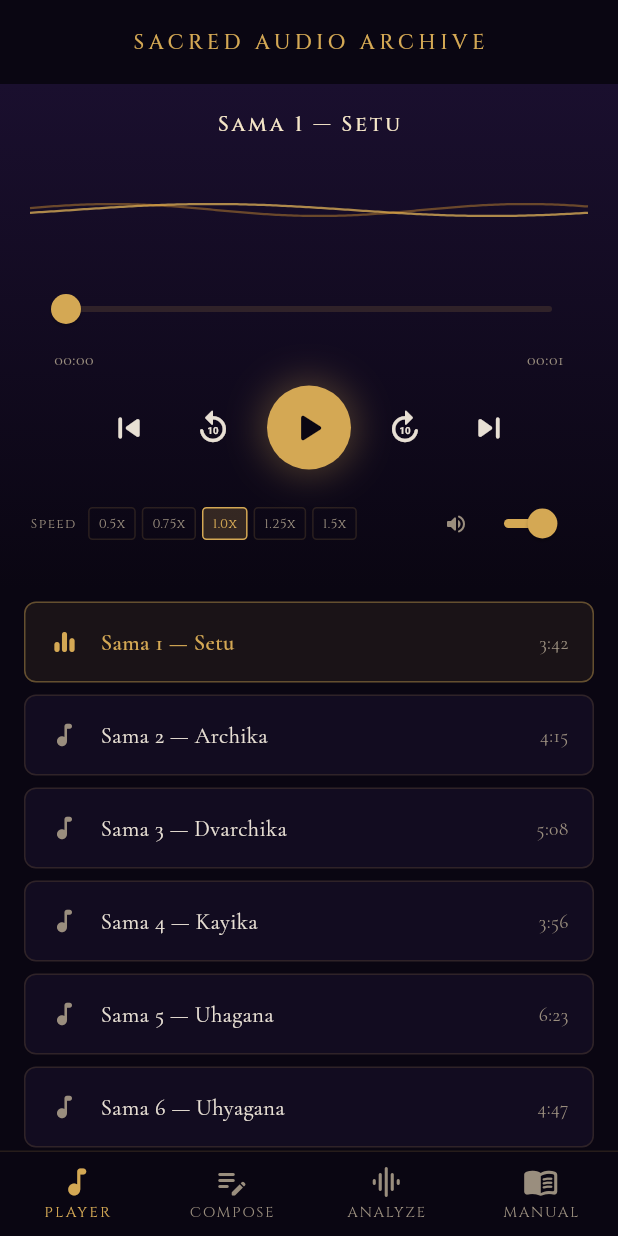
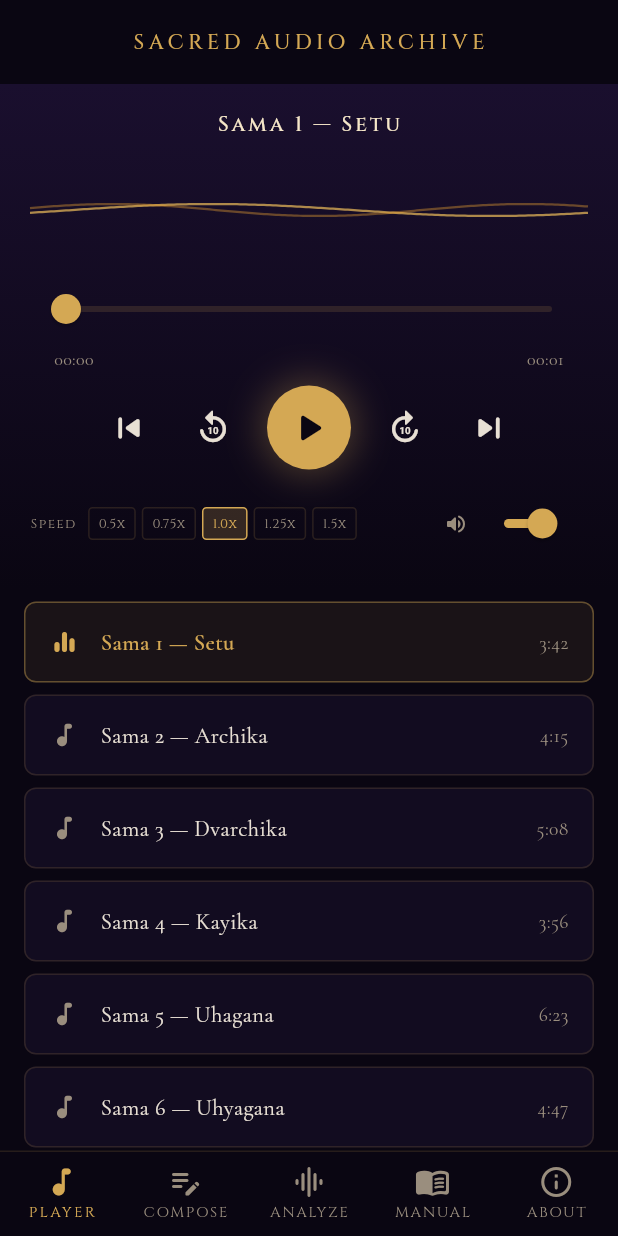
Before and after one commit to vedavv/crj-engine, a Flutter app: the screen it shows after launch, after a tap on the "play arrow" icon, on a phone screen of 412 x 824 dp. Run offline on Flutter 3.47's test engine with Material 3 defaults, Android fonts, the phone set to English and light mode, and no system bars; our stand-ins replace file_picker, google_fonts, just_audio, share_plus, webview_flutter; missing offline and left inert: record; network calls fail.

Commit message:
Add About page for CRJ SoundScape (web + mobile)
- Web: about.html with cosmic sacred theme at apps/crj/about.html
- Mobile: AboutScreen with full app info, creator bio, CRJ Studio services
- Content covers Dr. Vamśīkṛṣṇa Ghanapāṭhī, Veda Vijñāna Viśtāram,
  CRJ Studio divisions, app features, and contact details
- Added 5th "About" tab to mobile bottom navigation

Co-Authored-By: Claude Opus 4.6 <noreply@anthropic.com>

```diff
--- /dev/null
+++ b/mobile/lib/screens/about_screen.dart
@@ -0,0 +1,430 @@
+import 'package:flutter/material.dart';
+import 'package:google_fonts/google_fonts.dart';
+
+import '../theme/soundscape_theme.dart';
+
+class AboutScreen extends StatelessWidget {
+  const AboutScreen({super.key});
+
+  @override
+  Widget build(BuildContext context) {
+    return Scaffold(
+      appBar: AppBar(title: const Text('ABOUT')),
+      body: ListView(
+        padding: const EdgeInsets.all(20),
+        children: [
+          // Hero
+          Center(
+            child: Column(
+              children: [
+                ClipRRect(
+                  borderRadius: BorderRadius.circular(16),
+                  child: Image.asset(
+                    'assets/images/crj-emblem.jpg',
+                    width: 100,
+                    height: 100,
+                    fit: BoxFit.cover,
+                  ),
+                ),
+                const SizedBox(height: 16),
+                Text(
+                  'CRJ SOUNDSCAPE',
+                  style: GoogleFonts.cinzel(
+                    fontSize: 22,
+                    letterSpacing: 3,
+                    color: SoundScapeTheme.amberGlow,
+                    fontWeight: FontWeight.w600,
+                  ),
+                ),
+                const SizedBox(height: 4),
+                Text(
+                  'CREATE  •  REFINE  •  JUBILATE',
+                  style: GoogleFonts.cinzel(
+                    fontSize: 10,
+                    letterSpacing: 2,
+                    color: SoundScapeTheme.textMuted,
+                  ),
+                ),
+                const SizedBox(height: 8),
+                Text(
+                  'गायत्री छन्दसामहम्',
+                  style: GoogleFonts.cormorantGaramond(
+                    fontSize: 16,
+                    color: SoundScapeTheme.amberGlow,
+                  ),
+                ),
+                Text(
+                  '— श्रीमद्भगवद्गीता १०.३५',
+                  style: GoogleFonts.cormorantGaramond(
+                    fontSize: 12,
+                    color: SoundScapeTheme.textMuted,
+                  ),
+                ),
+              ],
+            ),
+          ),
+          const SizedBox(height: 32),
+
+          // About the App
+          _sectionTitle('ABOUT THE APP'),
+          const SizedBox(height: 12),
+          _bodyText(
+            'CRJ SoundScape is a sacred audio analysis and composition platform '
+            'for Indian classical music. It combines AI-powered pitch detection, '
+            'swara mapping, raga identification, gamaka classification, and audio '
+            'synthesis — purpose-built for Carnatic music study, practice, and '
+            'the preservation of Vedic oral traditions.',
+          ),
+          const SizedBox(height: 8),
+          _bodyText(
+            'All notation is rendered in five scripts — IAST (Roman), Devanāgarī, '
+            'Kannaḍa, Tamil, and Telugu.',
+          ),
+          const SizedBox(height: 20),
+
+          // Features
+          _sectionTitle('FEATURES'),
+          const SizedBox(height: 12),
+          _featureRow(Icons.music_note_rounded, 'Sacred Audio Player',
+              'Curated Sāmaveda Setu recitations with waveform visualisation'),
+          _featureRow(Icons.graphic_eq_rounded, 'Swara Analysis',
+              'AI pitch detection (CREPE & pYIN) mapping to 12 swarasthānas'),
+          _featureRow(Icons.piano_rounded, 'Composition Tool',
+              'Notation input, instruments, tāla patterns, shruti drone'),
+          _featureRow(Icons.search_rounded, 'Raga Identification',
+              'Classify melodic framework from swara sequences'),
+          _featureRow(Icons.translate_rounded, 'Multilingual Output',
+              'IAST, Devanāgarī, Kannaḍa, Tamil, Telugu with PDF export'),
+          _featureRow(Icons.timer_rounded, '35 Suladi Sapta Tālas',
+              '7 base patterns × 5 jātis for composition and practice'),
+          const SizedBox(height: 24),
+
+          // About the Creator
+          _sectionTitle('ABOUT THE CREATOR'),
+          const SizedBox(height: 12),
+          _card(
+            Column(
+              crossAxisAlignment: CrossAxisAlignment.start,
+              children: [
+                Text(
+                  'Dr. Vamśīkṛṣṇa Ghanapāṭhī',
+                  style: GoogleFonts.cinzel(
+                    fontSize: 16,
+                    color: SoundScapeTheme.amberGlow,
+                    fontWeight: FontWeight.w600,
+                  ),
+                ),
+                const SizedBox(height: 4),
+                Text(
+                  'वेदनिधिः  •  वाचस्पतिः  •  ಡಾ. ವಂಶೀಕೃಷ್ಣ ಘನಪಾಠೀ',
+                  style: GoogleFonts.cormorantGaramond(
+                    fontSize: 14,
+                    color: SoundScapeTheme.textMuted,
+                  ),
+                ),
+                const SizedBox(height: 14),
+                _bodyText(
+                  'Dr. Vamśīkṛṣṇa Ghanapāṭhī is a Rigveda Ghanapāṭhī, '
+                  'Āyurveda researcher, and Sanskrit scholar based in Mysore, India. '
+                  'He is the founder and guiding force behind Veda Vijñāna Viśtāram '
+                  '(vedavishtaram.in) — an Institution of Eminence dedicated to '
+                  'Vedic education, research, and the preservation of India\'s oral '
+                  'scholarly traditions.',
+                ),
+                _bodyText(
+                  'His vision bridges ancient Vedic knowledge with modern technology. '
+                  'Under his guidance, CRJ Studio was established to digitize, analyze, '
+                  'and propagate sacred audio traditions — ensuring the precision of '
+                  'Vedic recitation and Indian classical music is preserved for future '
+                  'generations through AI-powered tools.',
+                ),
+              ],
+            ),
+            highlight: true,
+          ),
+          const SizedBox(height: 16),
+
+          // Honors
+          _sectionTitle('HONORS & TITLES'),
+          const SizedBox(height: 12),
+          _honorRow('Vedanidhi (वेदनिधिः)', 'Treasury of Vedic Knowledge'),
+          _honorRow('Vāchaspati (वाचस्पतिः)', 'Master of Sacred Speech'),
+          _honorRow('Rigveda Ghanapāṭhī', 'Master of Ghanapāṭha recitation'),
+          const SizedBox(height: 24),
+
+          // CRJ Studio
+          _sectionTitle('CRJ STUDIO — MYSORE'),
+          const SizedBox(height: 12),
+          _bodyText(
+            'CRJ Studio is the technical and creative wing of Veda Vijñāna '
+            'Viśtāram, delivering professional services across audio production, '
+            'app development, multimedia, and scholarly training.',
+          ),
+          const SizedBox(height: 12),
+          _serviceRow('Audio Division',
+              'Recording and mastering of mantras, pūjā, and classical music. '
+              'Noise restoration, multi-track mixing, and archival mastering.'),
+          _serviceRow('App Development',
+              'AI-driven applications including CRJ SoundScape and the Mahaan App '
+              'for spiritual communities.'),
+          _serviceRow('Multimedia',
+              'Video production for rituals, cultural events, scholarly debates, '
+              'and lecture demonstrations.'),
+          _serviceRow('Training',
+              'Internships for young scholars, digital content creation training, '
+              'multilingual public speaker development.'),
+          const SizedBox(height: 24),
+
+          // Veda Vijnana Vishtaram
+          _sectionTitle('VEDA VIJÑĀNA VIŚTĀRAM'),
+          const SizedBox(height: 12),
+          _bodyText(
+            'An Institution of Eminence for learning Veda, Vedāṅga, and Vedic '
+            'Philosophy, operating as a unit of Sanātana Guru Sampradāya '
+            'Pratiṣṭhānam. Schools for all four Vedas — Rigveda, Yajurveda, '
+            'Sāmaveda, and Atharvaveda — alongside programs in Sanskrit, '
+            'Jyotiṣa, Vyākaraṇa, and ritual studies.',
+          ),
+          const SizedBox(height: 24),
+
+          // Contact
+          _sectionTitle('CONTACT'),
+          const SizedBox(height: 12),
+          _card(
+            Column(
+              crossAxisAlignment: CrossAxisAlignment.start,
+              children: [
+                _contactRow('ADDRESS',
+                    '114 Ānanda Ghanam, Gundurao Nagara\nMysore 570025, Karnataka, India'),
+                const Divider(color: SoundScapeTheme.cardBorder, height: 24),
+                _contactRow('EMAIL', 'crj@vedavishtaram.in'),
+                const Divider(color: SoundScapeTheme.cardBorder, height: 24),
+                _contactRow('WHATSAPP', '+91 99000 82065'),
+                const Divider(color: SoundScapeTheme.cardBorder, height: 24),
+                _contactRow('WEB', 'vedavishtaram.in  •  vedavishtaram.in/crj'),
+              ],
+            ),
+          ),
+          const SizedBox(height: 32),
+
+          // Dedication
+          Center(
+            child: Column(
+              children: [
+                Container(
+                  width: 40,
+                  height: 1,
+                  color: SoundScapeTheme.amberGlow.withAlpha(80),
+                ),
+                const SizedBox(height: 16),
+                Text(
+                  'Curated in loving memory of',
+                  style: GoogleFonts.cormorantGaramond(
+                    fontSize: 14,
+                    fontStyle: FontStyle.italic,
+                    color: SoundScapeTheme.textMuted,
+                  ),
+                ),
+                const SizedBox(height: 4),
+                Text(
+                  'श्री चागण्टि रामयोगेश्वर राव',
+                  style: GoogleFonts.cormorantGaramond(
+                    fontSize: 16,
+                    color: SoundScapeTheme.amberGlow,
+                  ),
+                ),
+                const SizedBox(height: 24),
+              ],
+            ),
+          ),
+
+          // Footer
+          Center(
+            child: Text(
+              '© 2026 CRJ Studio, Mysore',
+              style: GoogleFonts.cinzel(
+                fontSize: 10,
+                color: SoundScapeTheme.textMuted,
+                letterSpacing: 1,
+              ),
+            ),
+          ),
+          const SizedBox(height: 20),
+        ],
+      ),
+    );
+  }
+
+  // --- Helpers ---
+
+  static Widget _sectionTitle(String text) => Text(
+        text,
+        style: GoogleFonts.cinzel(
+          fontSize: 11,
+          letterSpacing: 2,
+          color: SoundScapeTheme.amberGlow,
+          fontWeight: FontWeight.w600,
+        ),
+      );
+
+  static Widget _bodyText(String text) => Padding(
+        padding: const EdgeInsets.only(bottom: 8),
+        child: Text(
+          text,
+          style: GoogleFonts.cormorantGaramond(
+            fontSize: 15,
+            height: 1.7,
+            color: SoundScapeTheme.textLight,
+          ),
+        ),
+      );
+
+  static Widget _card(Widget child, {bool highlight = false}) => Container(
+        width: double.infinity,
+        padding: const EdgeInsets.all(18),
+        decoration: BoxDecoration(
+          color: SoundScapeTheme.cardBg,
+          borderRadius: BorderRadius.circular(8),
+          border: Border(
+            left: BorderSide(
+              color: highlight
+                  ? SoundScapeTheme.amberGlow
+                  : SoundScapeTheme.cardBorder,
+              width: highlight ? 3 : 1,
+            ),
+            top: BorderSide(color: SoundScapeTheme.cardBorder, width: 1),
+            right: BorderSide(color: SoundScapeTheme.cardBorder, width: 1),
+            bottom: BorderSide(color: SoundScapeTheme.cardBorder, width: 1),
+          ),
+        ),
+        child: child,
+      );
+
+  static Widget _featureRow(IconData icon, String title, String desc) =>
+      Padding(
+        padding: const EdgeInsets.only(bottom: 14),
+        child: Row(
+          crossAxisAlignment: CrossAxisAlignment.start,
+          children: [
+            Icon(icon, color: SoundScapeTheme.amberGlow, size: 20),
+            const SizedBox(width: 12),
+            Expanded(
+              child: Column(
+                crossAxisAlignment: CrossAxisAlignment.start,
+                children: [
+                  Text(
+                    title,
+                    style: GoogleFonts.cinzel(
+                      fontSize: 12,
+                      color: SoundScapeTheme.textLight,
+                      letterSpacing: 0.5,
+                    ),
+                  ),
+                  const SizedBox(height: 2),
+                  Text(
+                    desc,
+                    style: GoogleFonts.cormorantGaramond(
+                      fontSize: 14,
+                      color: SoundScapeTheme.textMuted,
+                      height: 1.5,
+                    ),
+                  ),
+                ],
+              ),
+            ),
+          ],
+        ),
+      );
+
+  static Widget _honorRow(String title, String desc) => Padding(
+        padding: const EdgeInsets.only(bottom: 8),
+        child: Row(
+          crossAxisAlignment: CrossAxisAlignment.start,
+          children: [
+            Text('✦ ',
+                style: TextStyle(color: SoundScapeTheme.amberGlow, fontSize: 12)),
+            Expanded(
+              child: RichText(
+                text: TextSpan(
+                  children: [
+                    TextSpan(
+                      text: title,
+                      style: GoogleFonts.cormorantGaramond(
+                        fontSize: 15,
+                        color: SoundScapeTheme.textLight,
+                        fontWeight: FontWeight.w600,
+                      ),
+                    ),
+                    TextSpan(
+                      text: ' — $desc',
+                      style: GoogleFonts.cormorantGaramond(
+                        fontSize: 15,
+                        color: SoundScapeTheme.textMuted,
+                      ),
+                    ),
+                  ],
+                ),
+              ),
+            ),
+          ],
+        ),
+      );
+
+  static Widget _serviceRow(String title, String desc) => Container(
+        margin: const EdgeInsets.only(bottom: 10),
+        padding: const EdgeInsets.only(left: 14, top: 8, bottom: 8),
+        decoration: const BoxDecoration(
+          border: Border(
+            left: BorderSide(
+              color: SoundScapeTheme.cardBorder,
+              width: 2,
+            ),
+          ),
+        ),
+        child: Column(
+          crossAxisAlignment: CrossAxisAlignment.start,
+          children: [
+            Text(
+              title,
+              style: GoogleFonts.cinzel(
+                fontSize: 12,
+                color: SoundScapeTheme.amberGlow,
+                letterSpacing: 0.5,
+              ),
+            ),
+            const SizedBox(height: 4),
+            Text(
+              desc,
+              style: GoogleFonts.cormorantGaramond(
+                fontSize: 14,
+                color: SoundScapeTheme.textMuted,
+                height: 1.5,
+              ),
+            ),
+          ],
+        ),
+      );
+
+  static Widget _contactRow(String label, String value) => Column(
+        crossAxisAlignment: CrossAxisAlignment.start,
+        children: [
+          Text(
+            label,
+            style: GoogleFonts.cinzel(
+              fontSize: 9,
+              letterSpacing: 1.5,
+              color: SoundScapeTheme.amberGlow,
+            ),
+          ),
+          const SizedBox(height: 4),
+          Text(
+            value,
+            style: GoogleFonts.cormorantGaramond(
+              fontSize: 14,
+              color: SoundScapeTheme.textLight,
+              height: 1.5,
+            ),
+          ),
+        ],
+      );
+}
--- a/mobile/lib/screens/home_screen.dart
+++ b/mobile/lib/screens/home_screen.dart
@@ -3,6 +3,7 @@ import 'package:flutter/material.dart';
 import '../theme/soundscape_theme.dart';
 import 'analysis_screen.dart';
 import 'composer_screen.dart';
+import 'about_screen.dart';
 import 'manual_screen.dart';
 import 'player_screen.dart';
 
@@ -21,6 +22,7 @@ class _HomeScreenState extends State<HomeScreen> {
     ComposerScreen(),
     AnalysisScreen(),
     ManualScreen(),
+    AboutScreen(),
   ];
 
   @override
@@ -53,6 +55,10 @@ class _HomeScreenState extends State<HomeScreen> {
               icon: Icon(Icons.menu_book_rounded),
               label: 'MANUAL',
             ),
+            BottomNavigationBarItem(
+              icon: Icon(Icons.info_outline_rounded),
+              label: 'ABOUT',
+            ),
           ],
         ),
       ),
```
Also changed, not shown: 1 other file.
